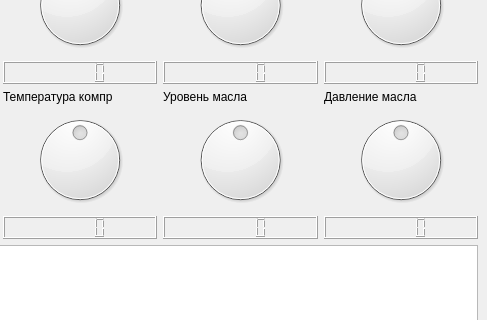
Qt form src/ui/mainwindow.ui (TERRANZ/DiscoDiag) before a commit; both pictures show x 327 to 814 and y 93 to 413 of the 814 by 669 pixel window.
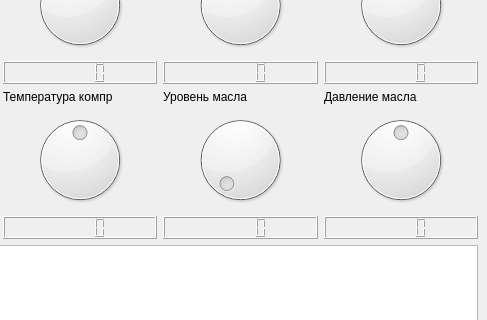
The same form after that commit.

The edit to the form file:
```diff
--- a/src/ui/mainwindow.ui
+++ b/src/ui/mainwindow.ui
@@ -346,10 +346,10 @@
       <item row="1" column="3">
        <widget class="QDial" name="dlvlOil">
         <property name="minimum">
-         <number>-120</number>
+         <number>0</number>
         </property>
         <property name="maximum">
-         <number>120</number>
+         <number>255</number>
         </property>
         <property name="pageStep">
          <number>0</number>
```
Left out of the diff: 27 changed lines with no effect on the pictures.
